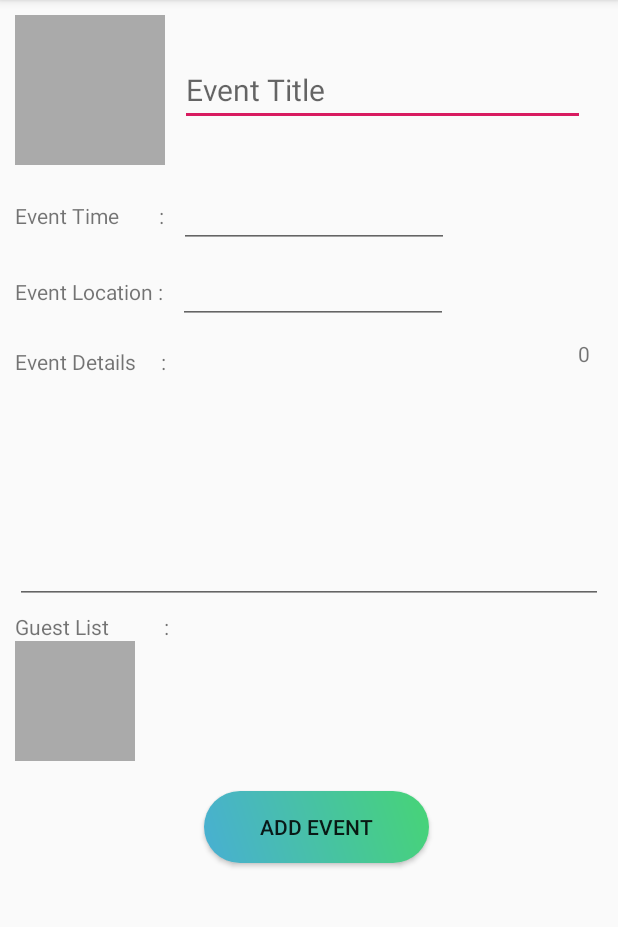
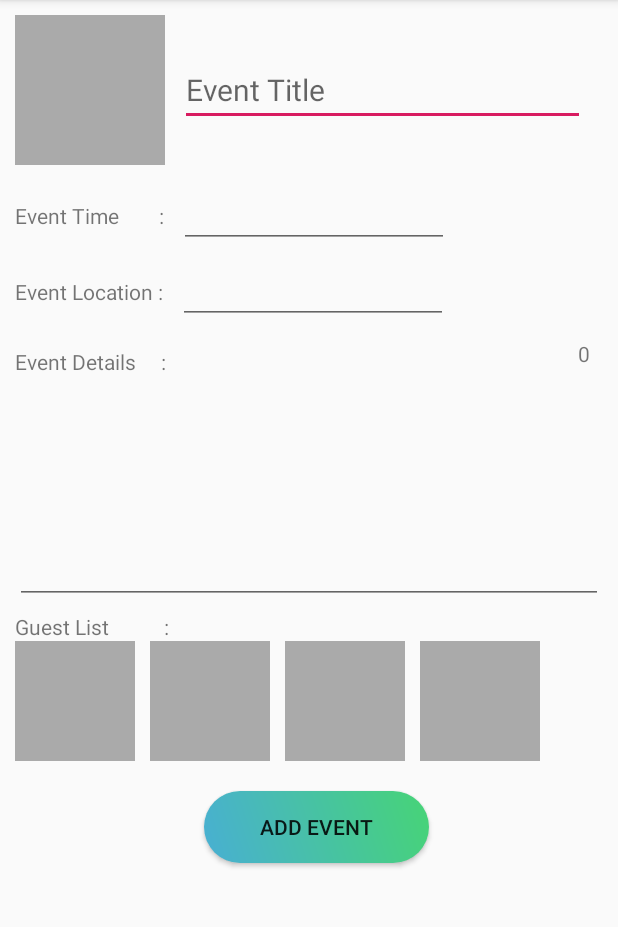
Before and after one commit to sesiliafenina/singup, an Android app: the AddEventActivity screen opened directly, with no data from a screen before it, after a tap on an icon or button, on a phone screen of 412 x 824 dp, the part 84-1011 px from its top. Run offline under Robolectric (Android 15) with nearby library versions, the light colour scheme and no system bars.

Commit message:
finshed core functions of addEvent

```diff
--- a/app/src/main/java/com/example/myapplication/AddEventActivity.java
+++ b/app/src/main/java/com/example/myapplication/AddEventActivity.java
@@ -18,7 +18,10 @@ import java.io.IOException;
 
 public class AddEventActivity extends AppCompatActivity {
     private int EVENT_IMAGE_REQUEST_CODE = 1;
-    private int GUEST_IMAGE_REQUEST_CODE = 2;
+    private int GUEST_IMAGE_REQUEST_CODE_1 = 2;
+    private int GUEST_IMAGE_REQUEST_CODE_2 = 3;
+    private int GUEST_IMAGE_REQUEST_CODE_3 = 4;
+    private int GUEST_IMAGE_REQUEST_CODE_4 = 5;
 
     @Override
     protected void onCreate(Bundle savedInstanceState) {
@@ -37,7 +40,31 @@ public class AddEventActivity extends AppCompatActivity {
         button2.setOnClickListener(new View.OnClickListener() {
             @Override
             public void onClick(View v) {
-                pickGuestImage();
+                pickGuestImage(R.id.guestImage);
+            }
+        });
+
+        Button button3 = findViewById(R.id.addGuest2);
+        button3.setOnClickListener(new View.OnClickListener() {
+            @Override
+            public void onClick(View v) {
+                pickGuestImage(R.id.guestImage2);
+            }
+        });
+
+        Button button4 = findViewById(R.id.addGuest3);
+        button4.setOnClickListener(new View.OnClickListener() {
+            @Override
+            public void onClick(View v) {
+                pickGuestImage(R.id.guestImage3);
+            }
+        });
+
+        Button button5 = findViewById(R.id.addGuest4);
+        button5.setOnClickListener(new View.OnClickListener() {
+            @Override
+            public void onClick(View v) {
+                pickGuestImage(R.id.guestImage4);
             }
         });
 
@@ -76,7 +103,7 @@ public class AddEventActivity extends AppCompatActivity {
             }
         }
 
-        else if (requestCode == GUEST_IMAGE_REQUEST_CODE && resultCode == RESULT_OK && data != null && data.getData() != null) {
+        else if (requestCode == GUEST_IMAGE_REQUEST_CODE_1 && resultCode == RESULT_OK && data != null && data.getData() != null) {
 
             Uri uri = data.getData();
 
@@ -90,6 +117,7 @@ public class AddEventActivity extends AppCompatActivity {
             } catch (IOException e) {
                 e.printStackTrace();
             }
+            /*
             // TODO: add another button right beside the previous button
             LinearLayout linearLayout = findViewById(R.id.guestListAdd);
             RelativeLayout relativeLayout = new RelativeLayout(this);
@@ -122,7 +150,22 @@ public class AddEventActivity extends AppCompatActivity {
             // Layout, params);
             //linearLayout.addView(btn);
             linearLayout.addView(imageView);
+*/
+        }
+        else if (requestCode == GUEST_IMAGE_REQUEST_CODE_2 && resultCode == RESULT_OK && data != null && data.getData() != null) {
 
+            Uri uri = data.getData();
+
+            try {
+                Bitmap bitmap = MediaStore.Images.Media.getBitmap(getContentResolver(), uri);
+                // Log.d(TAG, String.valueOf(bitmap));
+
+                ImageView imageView = findViewById(R.id.guestImage2);
+                imageView.setImageBitmap(bitmap);
+                // TODO : also add the bitmap to a list of images to send to the server
+            } catch (IOException e) {
+                e.printStackTrace();
+            }
         }
     }
 
@@ -138,7 +181,7 @@ public class AddEventActivity extends AppCompatActivity {
         startActivityForResult(intent,EVENT_IMAGE_REQUEST_CODE);
     }
 
-    private void pickGuestImage(){
+    private void pickGuestImage(int id){
         //Create an Intent with action as ACTION_PICK
         Intent intent = new Intent(Intent.ACTION_GET_CONTENT);
         // Sets the type as image/*. This ensures only components of type image are selected
@@ -147,7 +190,18 @@ public class AddEventActivity extends AppCompatActivity {
         String[] mimeTypes = {"image/jpeg", "image/png"};
         intent.putExtra(Intent.EXTRA_MIME_TYPES,mimeTypes);
         // Launching the Intent
-        startActivityForResult(intent,GUEST_IMAGE_REQUEST_CODE);
+        if (R.id.guestImage == id) {
+            startActivityForResult(intent, GUEST_IMAGE_REQUEST_CODE_1);
+        }
+        else if (R.id.guestImage2 == id) {
+            startActivityForResult(intent, GUEST_IMAGE_REQUEST_CODE_2);
+        }
+        else if (R.id.guestImage3 == id) {
+            startActivityForResult(intent, GUEST_IMAGE_REQUEST_CODE_3);
+        }
+        else if (R.id.guestImage4 == id) {
+            startActivityForResult(intent, GUEST_IMAGE_REQUEST_CODE_4);
+        }
     }
 
 }
--- a/app/src/main/res/layout/add_event.xml
+++ b/app/src/main/res/layout/add_event.xml
@@ -116,6 +116,7 @@
                 android:layout_width="match_parent"
                 android:layout_height="wrap_content">
             <RelativeLayout
+                    android:layout_marginRight="10dp"
                     android:layout_width="wrap_content"
                     android:layout_height="wrap_content">
                 <Button
@@ -125,6 +126,56 @@
                         android:layout_height="80dp"/>
                 <ImageView
                         android:id="@+id/guestImage"
+                        android:layout_width="80dp"
+                        android:layout_height="80dp"
+                        android:scaleType="centerCrop"
+                        android:layout_centerInParent="true"
+                        android:background="@android:color/darker_gray"/>
+            </RelativeLayout>
+            <RelativeLayout
+                    android:layout_marginRight="10dp"
+                    android:layout_width="wrap_content"
+                    android:layout_height="wrap_content">
+                <Button
+                        android:id="@+id/addGuest2"
+                        android:background="@android:color/transparent"
+                        android:layout_width="80dp"
+                        android:layout_height="80dp"/>
+                <ImageView
+                        android:id="@+id/guestImage2"
+                        android:layout_width="80dp"
+                        android:layout_height="80dp"
+                        android:scaleType="centerCrop"
+                        android:layout_centerInParent="true"
+                        android:background="@android:color/darker_gray"/>
+            </RelativeLayout>
+            <RelativeLayout
+                    android:layout_marginRight="10dp"
+                    android:layout_width="wrap_content"
+                    android:layout_height="wrap_content">
+                <Button
+                        android:id="@+id/addGuest3"
+                        android:background="@android:color/transparent"
+                        android:layout_width="80dp"
+                        android:layout_height="80dp"/>
+                <ImageView
+                        android:id="@+id/guestImage3"
+                        android:layout_width="80dp"
+                        android:layout_height="80dp"
+                        android:scaleType="centerCrop"
+                        android:layout_centerInParent="true"
+                        android:background="@android:color/darker_gray"/>
+            </RelativeLayout>
+            <RelativeLayout
+                    android:layout_width="wrap_content"
+                    android:layout_height="wrap_content">
+                <Button
+                        android:id="@+id/addGuest4"
+                        android:background="@android:color/transparent"
+                        android:layout_width="80dp"
+                        android:layout_height="80dp"/>
+                <ImageView
+                        android:id="@+id/guestImage4"
                         android:layout_width="80dp"
                         android:layout_height="80dp"
                         android:scaleType="centerCrop"
```
